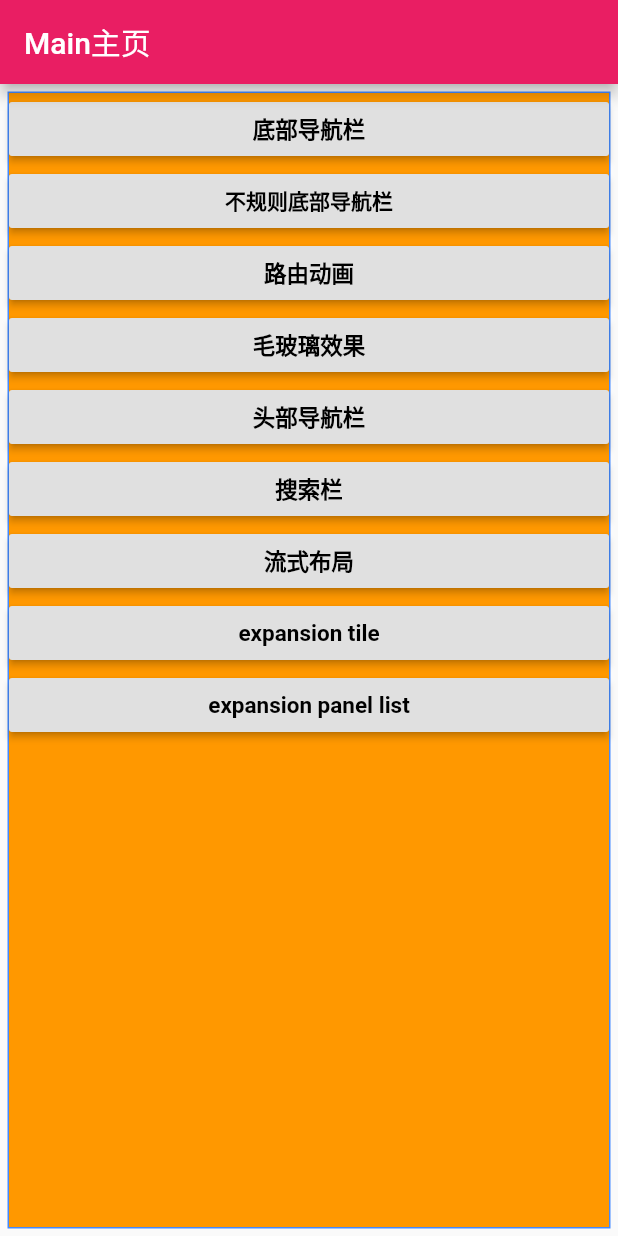
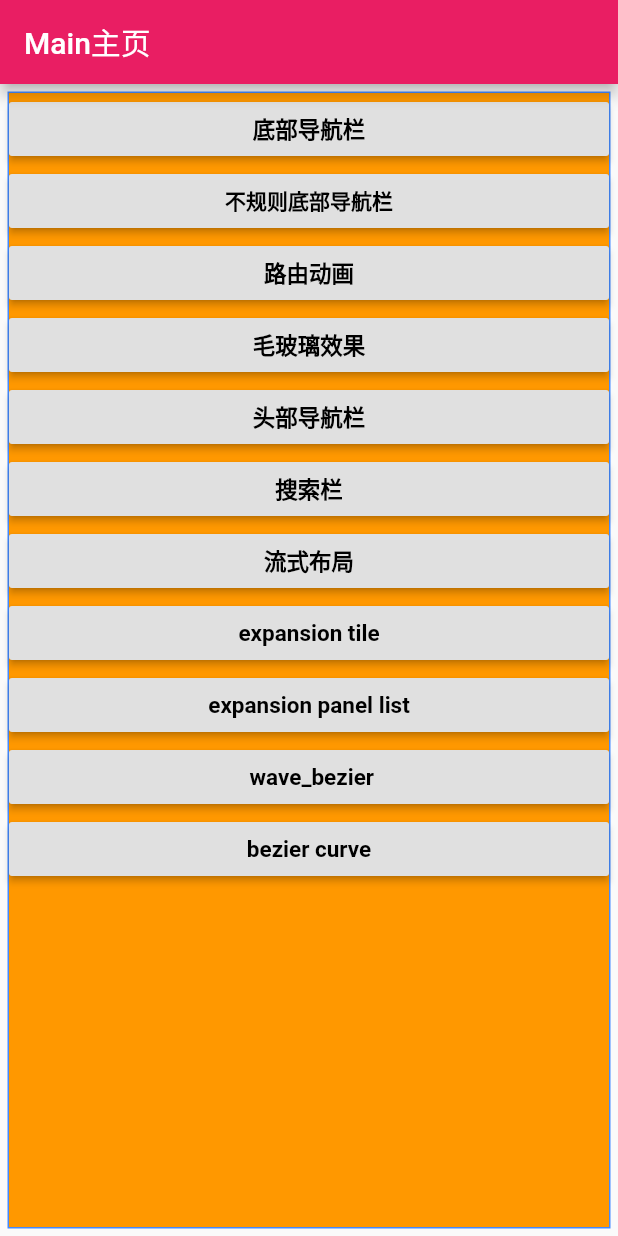
Before and after one commit to ZHughZhang/flutter_demo, a Flutter app: the screen it shows after launch, on a phone screen of 412 x 824 dp. Run offline on Flutter 3.47's test engine with Material 2 defaults, Android fonts, the phone set to English and light mode, and no system bars.

Commit message:
贝塞子曲线

```diff
--- a/flutter_demo/lib/main.dart
+++ b/flutter_demo/lib/main.dart
@@ -8,6 +8,8 @@ import 'search/search_bar.dart';
 import 'wraplayout/wrap_layout.dart';
 import 'expansiontile/expansion_tile.dart';
 import 'expansiontile/expansion_panel_list.dart';
+import 'bezier/bezier_curve.dart';
+import 'bezier/bezier_curve2.dart';
 
 void main() => runApp(MyApp());
 
@@ -16,6 +18,7 @@ class MyApp extends StatelessWidget {
   Widget build(BuildContext context) {
     return MaterialApp(
       title: '开始页面',
+      debugShowCheckedModeBanner: false,
       theme: ThemeData(primaryColor: Colors.pink), //自定义主题
       home: _Mainpage(),
     );
@@ -161,6 +164,32 @@ class _Mainpage extends StatelessWidget {
                     builder: (context) => expansion_panel_list()));
               },
             ),
+			RaisedButton(
+			  child: Text(
+				' wave_bezier',
+				style: TextStyle(
+					color: Colors.black,
+					fontSize: 15.0,
+					fontWeight: FontWeight.bold),
+			  ),
+			  onPressed: () {
+				Navigator.of(context).push(MaterialPageRoute(
+					builder: (context) => bezier()));
+			  },
+			),
+            RaisedButton(
+              child: Text(
+                'bezier curve',
+                style: TextStyle(
+                    color: Colors.black,
+                    fontSize: 15.0,
+                    fontWeight: FontWeight.bold),
+              ),
+              onPressed: () {
+                Navigator.of(context).push(MaterialPageRoute(
+                    builder: (context) => wave_bezier()));
+              },
+            ),
           ],
         ),
       ),
```
Also changed, not shown: flutter_demo/lib/bezier/bezier_curve.dart (added, +68 -0 lines), flutter_demo/lib/bezier/bezier_curve2.dart (added, +59 -0 lines).
